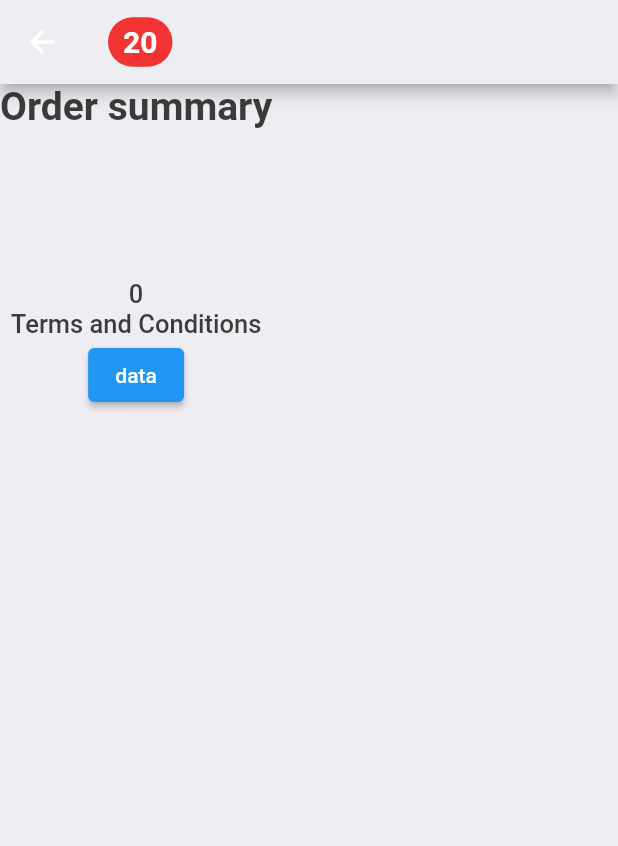
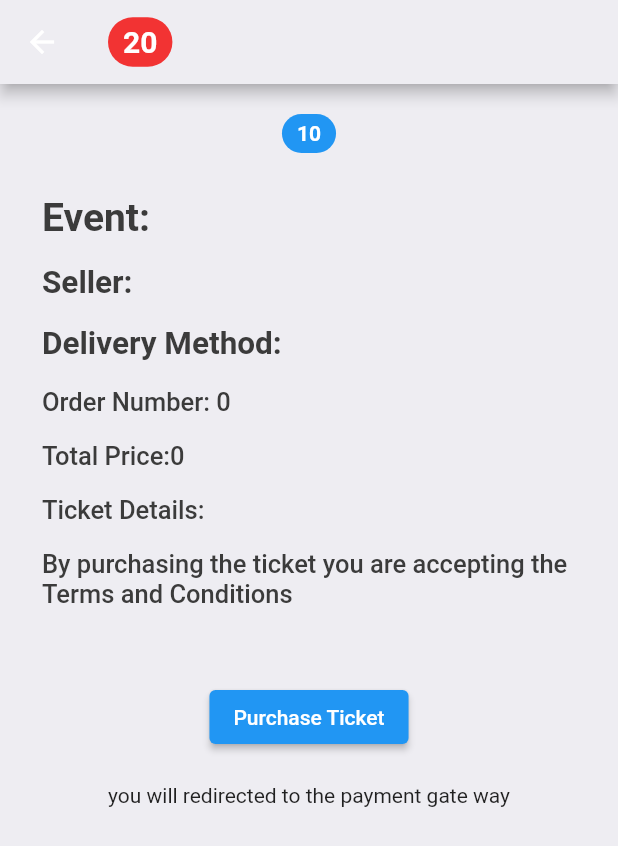
Before and after one commit to dalalalis/ticket_app, a Flutter app: the CheckoutPage screen opened directly with empty values, on a phone screen of 412 x 824 dp. Shown: the top 846 px of the screen. Run offline on Flutter 3.47's test engine with Material 2 defaults, Android fonts, the phone set to English and light mode, and no system bars; drawn by our look-alikes of slide_countdown; our stand-ins replace date_time_picker, dio, fluentui_icons, go_router, image_picker, jwt_decoder and 1 more; accounts and stored records are empty; network calls fail.

Commit message:
final draft

```diff
--- a/lib/main.dart
+++ b/lib/main.dart
@@ -98,7 +98,7 @@ class MyApp extends StatelessWidget {
         ),
         GoRoute(
           path: '/contactus',
-          builder: (context, state) => ContactPage(),
+          builder: (context, state) => ContactUsPage(),
         ),
       ],
     );
--- a/lib/providers/authprovider.dart
+++ b/lib/providers/authprovider.dart
@@ -83,6 +83,7 @@ class AuthProvider extends ChangeNotifier {
     if (token != null && !JwtDecoder.isExpired(token)) {
       var tokenMap = JwtDecoder.decode(token); // converting the token to map
       username = tokenMap["username"];
+
       Client.dio.options.headers["authorization"] = "Bearer $token";
 
       return true;
--- a/lib/screens/cart_page.dart
+++ b/lib/screens/cart_page.dart
@@ -47,24 +47,74 @@ class _CheckoutPageState extends State<CheckoutPage> {
             duration: popDuration,
           )),
       body: Container(
-        child: Column(children: [
-          Text(
-            'Order summary',
-            style: Styles.headLineStyle,
-          ),
-          Text('${widget.ticket.event}', style: Styles.headLineStyle),
-          Text('${widget.ticket.owner}', style: Styles.headLineStyle2),
-          Text('${widget.ticket.delivery}', style: Styles.headLineStyle2),
-          Text('${widget.ticket.event}', style: Styles.headLineStyle3),
-          Text('${widget.ticket.price}', style: Styles.headLineStyle3),
-          Text('Terms and Conditions', style: Styles.headLineStyle3),
-          ElevatedButton(
-            onPressed: () async {
-              // await context.read<OrderProvider>().addOrder(ticket: widget.ticket)
-            },
-            child: Text('data'),
-          )
-        ]),
+        child: Column(
+          children: [
+            Padding(
+              padding: const EdgeInsets.only(top: 20),
+              child: SlideCountdown(
+                duration: Duration(seconds: 10),
+                decoration: const BoxDecoration(
+                    borderRadius: BorderRadius.all(Radius.circular(20)),
+                    color: Colors.blue),
+              ),
+            ),
+            Padding(
+              padding: const EdgeInsets.all(20),
+              child: Column(
+                crossAxisAlignment: CrossAxisAlignment.start,
+                children: [
+                  Padding(
+                    padding: const EdgeInsets.all(8.0),
+                    child: Text('Event: ${widget.ticket.event}',
+                        style: Styles.headLineStyle),
+                  ),
+                  Padding(
+                    padding: const EdgeInsets.all(8.0),
+                    child: Text('Seller: ${widget.ticket.owner}',
+                        style: Styles.headLineStyle2),
+                  ),
+                  Padding(
+                    padding: const EdgeInsets.all(8.0),
+                    child: Text('Delivery Method: ${widget.ticket.delivery}',
+                        style: Styles.headLineStyle2),
+                  ),
+                  Padding(
+                    padding: const EdgeInsets.all(8.0),
+                    child: Text('Order Number: ${widget.ticket.id}',
+                        style: Styles.headLineStyle3),
+                  ),
+                  Padding(
+                    padding: const EdgeInsets.all(8.0),
+                    child: Text('Total Price:${widget.ticket.price}',
+                        style: Styles.headLineStyle3),
+                  ),
+                  Padding(
+                    padding: const EdgeInsets.all(8.0),
+                    child: Text(
+                        'Ticket Details: ${widget.ticket.ticketdetails}',
+                        style: Styles.headLineStyle3),
+                  ),
+                  Padding(
+                    padding: const EdgeInsets.all(8.0),
+                    child: Text(
+                        'By purchasing the ticket you are accepting the Terms and Conditions',
+                        style: Styles.headLineStyle3),
+                  ),
+                ],
+              ),
+            ),
+            Padding(
+              padding: const EdgeInsets.all(20),
+              child: ElevatedButton(
+                onPressed: () async {
+                  // await context.read<OrderProvider>().addOrder(ticket: widget.ticket)
+                },
+                child: Text('Purchase Ticket'),
+              ),
+            ),
+            Text('you will redirected to the payment gate way'),
+          ],
+        ),
       ),
     );
   }
--- a/lib/screens/create_event.dart
+++ b/lib/screens/create_event.dart
@@ -29,7 +29,11 @@ class _CreateEventState extends State<CreateEvent> {
   @override
   Widget build(BuildContext context) {
     return Scaffold(
-      appBar: AppBar(title: Text('Add Event')),
+      appBar: AppBar(
+        title: Text('Add Event'),
+        foregroundColor: Colors.grey[800],
+        backgroundColor: Colors.white,
+      ),
       body: SafeArea(
         child: Form(
           key: formKey,
--- a/lib/screens/create_ticket.dart
+++ b/lib/screens/create_ticket.dart
@@ -35,7 +35,11 @@ class _AddTicketState extends State<AddTicket> {
     List<Events> events;
     events = context.watch<EventProvider>().events;
     return Scaffold(
-        appBar: AppBar(title: Text('Add Ticket For Sale')),
+        appBar: AppBar(
+          title: Text('Add Ticket For Sale'),
+          foregroundColor: Colors.grey[800],
+          backgroundColor: Colors.white,
+        ),
         body: SafeArea(
             child: Form(
                 key: formKey,
@@ -174,7 +178,7 @@ class _AddTicketState extends State<AddTicket> {
                                 ScaffoldMessenger.of(context).showSnackBar(
                                   SnackBar(
                                     content: Text(
-                                      "Event created",
+                                      "Ticket Added",
                                     ),
                                     backgroundColor: Colors.green,
                                   ),
--- a/lib/screens/mytickets_screen.dart
+++ b/lib/screens/mytickets_screen.dart
@@ -24,7 +24,11 @@ class _MyTicketsState extends State<MyTickets> {
   Widget build(BuildContext context) {
     var myticket = context.watch<MyTicketProvider>().tickets;
     return Scaffold(
-        appBar: AppBar(title: Text('My Listed Tickets')),
+        appBar: AppBar(
+          title: Text('My Listed Tickets'),
+          foregroundColor: Colors.grey[800],
+          backgroundColor: Colors.white,
+        ),
         body: ListView.builder(
           itemCount: myticket.length,
           itemBuilder: (context, index) =>
--- a/lib/widgets/event.dart
+++ b/lib/widgets/event.dart
@@ -25,10 +25,10 @@ class EventsView extends StatelessWidget {
           },
           child: Column(
             children: [
-              Spacer(),
-              Padding(
-                padding: const EdgeInsets.only(top: 8.0),
+              SizedBox(
+                height: 120,
                 child: Image(
+                  fit: BoxFit.contain,
                   image: NetworkImage("${event.image}"),
                   height: 100,
                   width: 200,
--- a/lib/widgets/thisweek_event.dart
+++ b/lib/widgets/thisweek_event.dart
@@ -10,7 +10,7 @@ class WeekEvent extends StatelessWidget {
   @override
   Widget build(BuildContext context) {
     return SizedBox(
-      width: 200,
+      width: 215,
       height: 200,
       child: Container(
         height: 10,
@@ -22,11 +22,11 @@ class WeekEvent extends StatelessWidget {
             },
             child: Column(
               children: [
-                Spacer(),
                 Image(
+                  fit: BoxFit.fill,
                   image: AssetImage('lib/assets/newyear.jpeg'),
                   height: 100,
-                  width: 140,
+                  width: 200,
                 ),
                 Spacer(),
                 Padding(
```
Also changed, not shown: lib/screens/contact_us_page.dart (+54 -3 lines), lib/screens/home_screen.dart (+8 -4 lines), lib/screens/profile_screen.dart (+68 -48 lines), lib/widgets/ticket.dart (+11 -11 lines).
